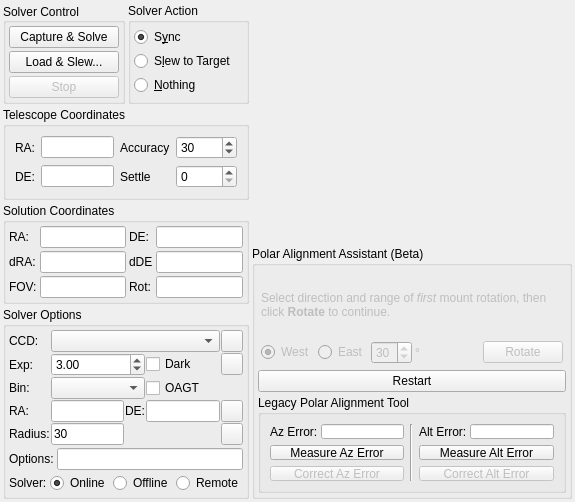
This is kstars/ekos/align/align.ui in KDE/kstars as Qt 5 draws it before an edit. The edited form follows.
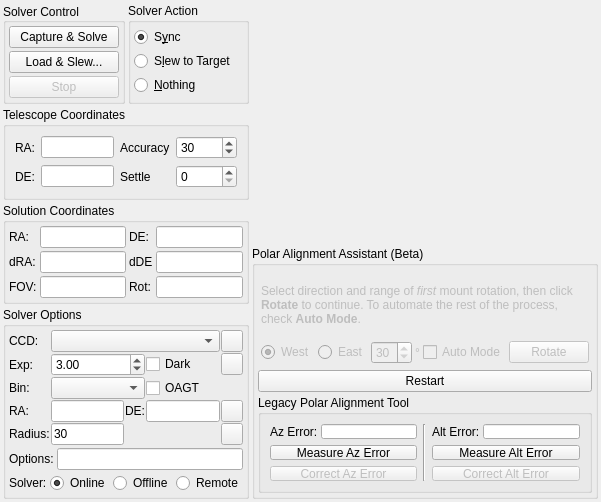
This is the edited form. The open tabs and pages were chosen to show the change. Custom widgets are drawn as their Qt base class.

Commit message: Add support to Auto Mode in PAA to help automate the process. PAA was successfully tested today with my mount, it works great

Patch:
```diff
--- a/kstars/ekos/align/align.ui
+++ b/kstars/ekos/align/align.ui
@@ -6,7 +6,7 @@
    <rect>
     <x>0</x>
     <y>0</y>
-    <width>566</width>
+    <width>576</width>
     <height>489</height>
    </rect>
   </property>
@@ -984,7 +984,7 @@
               <item>
                <widget class="QLabel" name="label_19">
                 <property name="text">
-                 <string>&lt;html&gt;&lt;head/&gt;&lt;body&gt;&lt;p&gt;Select direction and range of &lt;span style=&quot; font-style:italic;&quot;&gt;first&lt;/span&gt; mount rotation, then click &lt;span style=&quot; font-weight:600;&quot;&gt;Rotate&lt;/span&gt; to continue.&lt;/p&gt;&lt;/body&gt;&lt;/html&gt;</string>
+                 <string>&lt;html&gt;&lt;head/&gt;&lt;body&gt;&lt;p&gt;Select direction and range of &lt;span style=&quot; font-style:italic;&quot;&gt;first&lt;/span&gt; mount rotation, then click &lt;span style=&quot; font-weight:600;&quot;&gt;Rotate&lt;/span&gt; to continue. To automate the rest of the process, check &lt;span style=&quot; font-weight:600;&quot;&gt;Auto Mode&lt;/span&gt;.&lt;/p&gt;&lt;/body&gt;&lt;/html&gt;</string>
                 </property>
                 <property name="wordWrap">
                  <bool>true</bool>
@@ -1049,6 +1049,16 @@
                   </property>
                  </spacer>
                 </item>
+                <item>
+                 <widget class="QCheckBox" name="PAHAutoModeCheck">
+                  <property name="toolTip">
+                   <string>&lt;html&gt;&lt;head/&gt;&lt;body&gt;&lt;p&gt;Perform the remaining steps automatically&lt;/p&gt;&lt;/body&gt;&lt;/html&gt;</string>
+                  </property>
+                  <property name="text">
+                   <string>Auto Mode</string>
+                  </property>
+                 </widget>
+                </item>
                 <item>
                  <widget class="QPushButton" name="PAHFirstRotateB">
                   <property name="text">
```
The commit also changes 3 other files.
